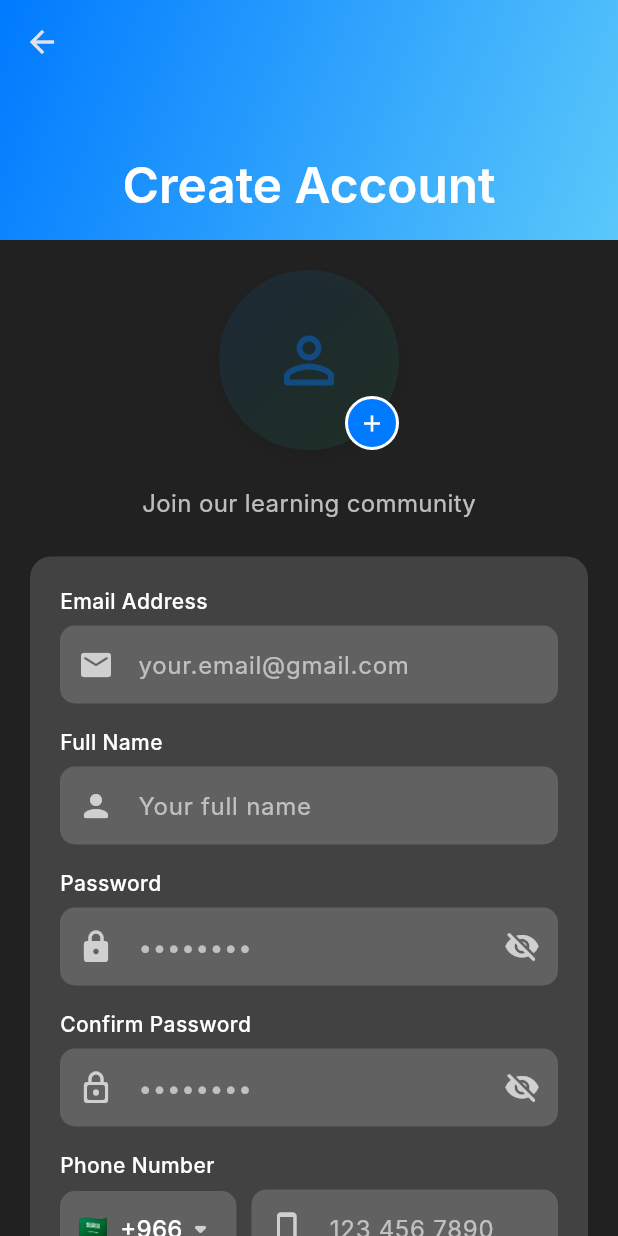
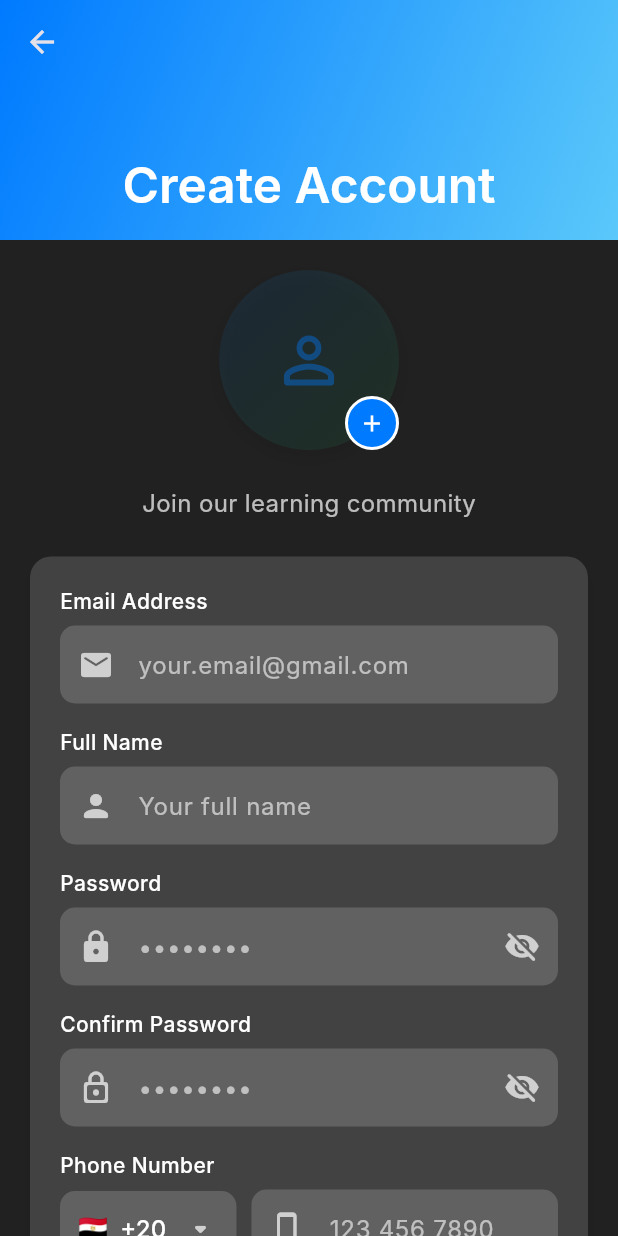
Before and after one commit to MORAMZY14/Etqan, a Flutter app: the screen it shows after launch, after a tap on the "dark mode" icon, after a tap on "Register", on a phone screen of 412 x 824 dp. Run offline on Flutter 3.47's test engine with Material 3 defaults, Android fonts, the phone set to English and light mode, and no system bars; our stand-ins replace cloud_firestore, cloud_functions, file_picker, firebase_auth, firebase_core, firebase_messaging and 6 more; missing offline and left inert: dart:js, firebase_app_check, onesignal_flutter, window_manager; accounts and stored records are empty; Roboto replaces fonts that are missing (Inter).

Commit message:
Add files via upload

```diff
--- a/lib/main.dart
+++ b/lib/main.dart
@@ -216,7 +216,7 @@ class _MyHomePageState extends State<MyHomePage> with SingleTickerProviderStateM
     }
   }
 
-  void _showPasswordDialog() async {
+  Future<void> _showPasswordDialog() async {
     final TextEditingController passwordController = TextEditingController();
     String? adminPassword;
 
@@ -388,44 +388,6 @@ class _MyHomePageState extends State<MyHomePage> with SingleTickerProviderStateM
     });
   }
 
-  void _showSaveAppInstructions(BuildContext context) {
-    showDialog(
-      context: context,
-      builder: (context) => AlertDialog(
-        title: const Text('Save App to Home Screen'),
-        content: Column(
-          mainAxisSize: MainAxisSize.min,
-          crossAxisAlignment: CrossAxisAlignment.start,
-          children: [
-            const Text('To save this app for quick access:'),
-            const SizedBox(height: 16),
-            _buildInstructionStep('1. Tap the menu button (three dots)', Icons.more_vert),
-            const SizedBox(height: 8),
-            _buildInstructionStep('2. Tap "Add to Home Screen"', Icons.add_box_outlined),
-            const SizedBox(height: 8),
-            _buildInstructionStep('3. Confirm the installation', Icons.check_circle),
-          ],
-        ),
-        actions: [
-          TextButton(
-            onPressed: () => Navigator.pop(context),
-            child: const Text('OK'),
-          ),
-        ],
-      ),
-    );
-  }
-
-  Widget _buildInstructionStep(String text, IconData icon) {
-    return Row(
-      children: [
-        Icon(icon, size: 20),
-        const SizedBox(width: 12),
-        Text(text),
-      ],
-    );
-  }
-
   @override
   Widget build(BuildContext context) {
     final colorScheme = Theme.of(context).colorScheme;
@@ -550,15 +512,6 @@ class _MyHomePageState extends State<MyHomePage> with SingleTickerProviderStateM
                           colorScheme.primaryContainer,
                           '/about',
                         ),
-                        if (kIsWeb) // Only show Save App card on web
-                          _buildFeatureCard(
-                            context,
-                            Icons.save,
-                            'Save App',
-                            null,
-                            colorScheme.secondaryContainer,
-                            '/save',
-                          ),
                       ],
                     ),
                   ),
@@ -670,8 +623,6 @@ class _MyHomePageState extends State<MyHomePage> with SingleTickerProviderStateM
                 _navigateToPage(targetPage, routeName);
               } else if (label == 'Admin') {
                 _showPasswordDialog();
-              } else if (label == 'Save App') {
-                _showSaveAppInstructions(context);
               }
             });
           },
--- a/lib/register_page.dart
+++ b/lib/register_page.dart
@@ -27,8 +27,8 @@ class _RegisterPageState extends State<RegisterPage> {
   final TextEditingController _universityController = TextEditingController();
   final TextEditingController _branchController = TextEditingController();
 
-  String _selectedDialCode = '+966';
-  String _selectedCountryCode = 'KSA';
+  String _selectedDialCode = '+20';
+  String _selectedCountryCode = 'EG';
   bool _isRegisterButtonEnabled = false;
   bool _isLoading = false;
   bool _obscurePassword = true;
@@ -52,10 +52,26 @@ class _RegisterPageState extends State<RegisterPage> {
 
   // List of countries with dial codes and flags
   final List<Map<String, String>> countries = [
-    {'code': 'KSA', 'name': 'Saudi Arabia', 'dial_code': '+966', 'flag': '🇸🇦'},
+    {'code': 'US', 'name': 'United States', 'dial_code': '+1', 'flag': '🇺🇸'},
+    {'code': 'GB', 'name': 'United Kingdom', 'dial_code': '+44', 'flag': '🇬🇧'},
+    {'code': 'IN', 'name': 'India', 'dial_code': '+91', 'flag': '🇮🇳'},
     {'code': 'EG', 'name': 'Egypt', 'dial_code': '+20', 'flag': '🇪🇬'},
-    {'code': 'LB', 'name': 'Lebanon', 'dial_code': '+961', 'flag': '🇱🇧'},
-    {'code': 'OMN', 'name': 'OMAN', 'dial_code': '+968', 'flag': '🇴🇲'}
+    {'code': 'SA', 'name': 'Saudi Arabia', 'dial_code': '+966', 'flag': '🇸🇦'},
+    {'code': 'AE', 'name': 'United Arab Emirates', 'dial_code': '+971', 'flag': '🇦🇪'},
+    {'code': 'FR', 'name': 'France', 'dial_code': '+33', 'flag': '🇫🇷'},
+    {'code': 'DE', 'name': 'Germany', 'dial_code': '+49', 'flag': '🇩🇪'},
+    {'code': 'CA', 'name': 'Canada', 'dial_code': '+1', 'flag': '🇨🇦'},
+    {'code': 'AU', 'name': 'Australia', 'dial_code': '+61', 'flag': '🇦🇺'},
+    {'code': 'BR', 'name': 'Brazil', 'dial_code': '+55', 'flag': '🇧🇷'},
+    {'code': 'CN', 'name': 'China', 'dial_code': '+86', 'flag': '🇨🇳'},
+    {'code': 'JP', 'name': 'Japan', 'dial_code': '+81', 'flag': '🇯🇵'},
+    {'code': 'KR', 'name': 'South Korea', 'dial_code': '+82', 'flag': '🇰🇷'},
+    {'code': 'MX', 'name': 'Mexico', 'dial_code': '+52', 'flag': '🇲🇽'},
+    {'code': 'IT', 'name': 'Italy', 'dial_code': '+39', 'flag': '🇮🇹'},
+    {'code': 'ES', 'name': 'Spain', 'dial_code': '+34', 'flag': '🇪🇸'},
+    {'code': 'RU', 'name': 'Russia', 'dial_code': '+7', 'flag': '🇷🇺'},
+    {'code': 'ZA', 'name': 'South Africa', 'dial_code': '+27', 'flag': '🇿🇦'},
+    {'code': 'TR', 'name': 'Turkey', 'dial_code': '+90', 'flag': '🇹🇷'},
     // Add more countries as needed
   ];
 
```
Also changed, not shown: lib/pwa_install.dart (+22 -68 lines), pubspec.yaml (+13 -14 lines).
